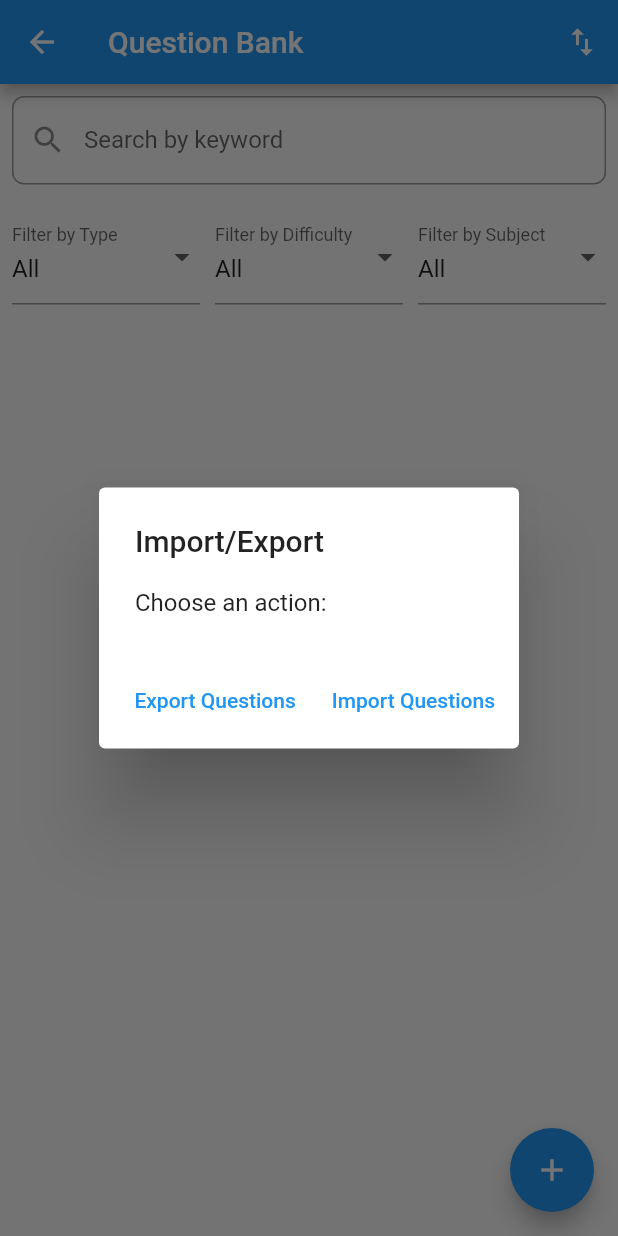
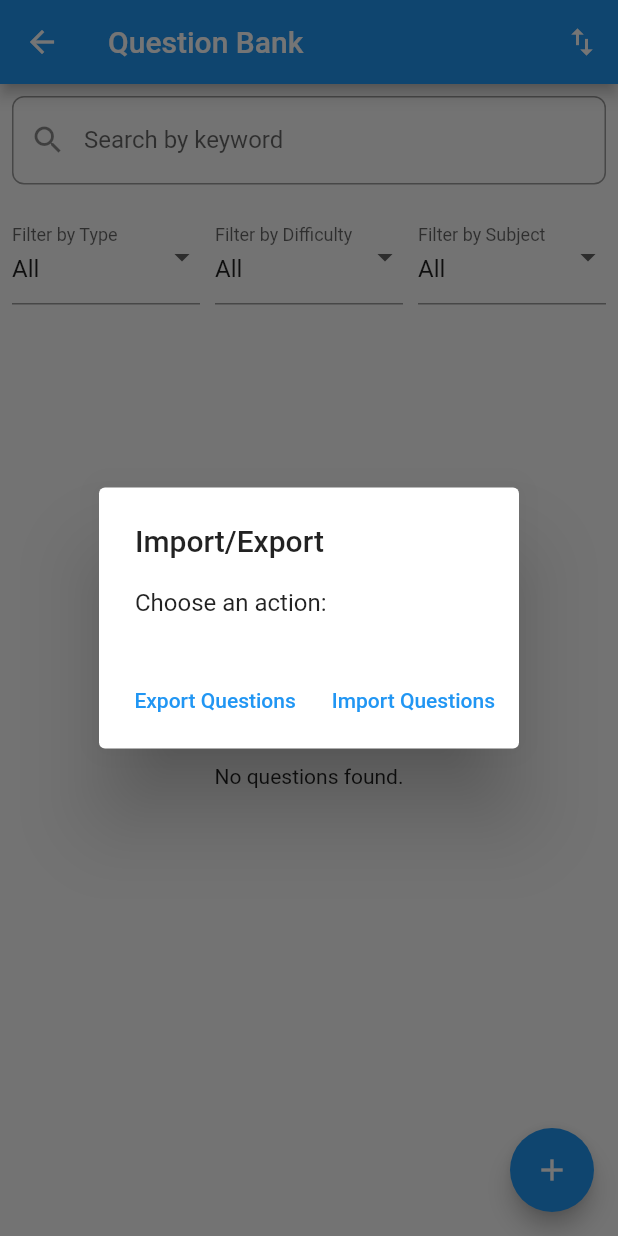
Before and after one commit to shankar64bit/managementsystem, a Flutter app: the QuestionBankPage screen opened directly with empty values, after a tap on the "import export" icon, on a phone screen of 412 x 824 dp. Run offline on Flutter 3.47's test engine with Material 2 defaults, Android fonts, the phone set to English and light mode, and no system bars; our stand-ins replace cloud_firestore, csv, file_picker, firebase_auth, firebase_core; accounts and stored records are empty.

Commit message:
fixed question bank bug

```diff
--- a/lib/screens/question_bank.dart
+++ b/lib/screens/question_bank.dart
@@ -1,17 +1,15 @@
 import 'dart:convert';
 import 'dart:io';
-
 import 'package:csv/csv.dart';
 import 'package:file_picker/file_picker.dart';
 import 'package:flutter/material.dart';
 import 'package:cloud_firestore/cloud_firestore.dart';
-import 'package:managementsystem/screens/question_edit.dart';
 import 'package:path_provider/path_provider.dart';
 import 'question_creation_page.dart';
+import 'question_edit.dart';
 
 class QuestionBankPage extends StatefulWidget {
-  final String
-      questionBankId; // Pass the questionBankId to fetch specific questions
+  final String questionBankId;
 
   QuestionBankPage({required this.questionBankId});
 
@@ -34,32 +32,7 @@ class _QuestionBankPageState extends State<QuestionBankPage> {
           IconButton(
             icon: Icon(Icons.import_export),
             onPressed: () {
-              // Show a dialog to choose between import and export
-              showDialog(
-                context: context,
-                builder: (context) {
-                  return AlertDialog(
-                    title: Text('Import/Export'),
-                    content: Text('Choose an action:'),
-                    actions: [
-                      TextButton(
-                        onPressed: () {
-                          exportQuestions();
-                          Navigator.pop(context);
-                        },
-                        child: Text('Export Questions'),
-                      ),
-                      TextButton(
-                        onPressed: () {
-                          importQuestions();
-                          Navigator.pop(context);
-                        },
-                        child: Text('Import Questions'),
-                      ),
-                    ],
-                  );
-                },
-              );
+              _showImportExportDialog();
             },
           ),
         ],
@@ -146,21 +119,11 @@ class _QuestionBankPageState extends State<QuestionBankPage> {
           ),
           Expanded(
             child: StreamBuilder<QuerySnapshot>(
-              stream: FirebaseFirestore.instance
-                  .collection('questionBanks')
-                  .doc(widget.questionBankId)
-                  .collection('questions')
-                  .where('type',
-                      isEqualTo: _selectedType != 'All' ? _selectedType : null)
-                  .where('difficulty',
-                      isEqualTo: _selectedDifficulty != 'All'
-                          ? _selectedDifficulty
-                          : null)
-                  .where('subject',
-                      isEqualTo:
-                          _selectedSubject != 'All' ? _selectedSubject : null)
-                  .snapshots(),
+              stream: _buildQuery().snapshots(),
               builder: (context, snapshot) {
+                if (snapshot.hasError) {
+                  return Center(child: Text('Error: ${snapshot.error}'));
+                }
                 if (!snapshot.hasData) {
                   return Center(child: CircularProgressIndicator());
                 }
@@ -172,6 +135,10 @@ class _QuestionBankPageState extends State<QuestionBankPage> {
                           .toLowerCase()
                           .contains(_searchQuery.toLowerCase());
                 }).toList();
+
+                if (questions.isEmpty) {
+                  return Center(child: Text('No questions found.'));
+                }
 
                 return ListView.builder(
                   itemCount: questions.length,
@@ -228,8 +195,10 @@ class _QuestionBankPageState extends State<QuestionBankPage> {
           Navigator.push(
             context,
             MaterialPageRoute(
-                builder: (context) => QuestionCreationPage(
-                    questionBankId: widget.questionBankId)),
+              builder: (context) => QuestionCreationPage(
+                questionBankId: widget.questionBankId,
+              ),
+            ),
           );
         },
         child: Icon(Icons.add),
@@ -237,8 +206,83 @@ class _QuestionBankPageState extends State<QuestionBankPage> {
     );
   }
 
+  Query _buildQuery() {
+    Query query = FirebaseFirestore.instance
+        .collection('questionBanks')
+        .doc(widget.questionBankId)
+        .collection('questions');
+
+    if (_selectedType != 'All') {
+      query = query.where('type', isEqualTo: _selectedType);
+    }
+    if (_selectedDifficulty != 'All') {
+      query = query.where('difficulty', isEqualTo: _selectedDifficulty);
+    }
+    if (_selectedSubject != 'All') {
+      query = query.where('subject', isEqualTo: _selectedSubject);
+    }
+
+    return query;
+  }
+
+  void _showImportExportDialog() {
+    showDialog(
+      context: context,
+      builder: (context) {
+        return AlertDialog(
+          title: Text('Import/Export'),
+          content: Text('Choose an action:'),
+          actions: [
+            TextButton(
+              onPressed: () {
+                exportQuestions();
+                Navigator.pop(context);
+              },
+              child: Text('Export Questions'),
+            ),
+            TextButton(
+              onPressed: () {
+                importQuestions();
+                Navigator.pop(context);
+              },
+              child: Text('Import Questions'),
+            ),
+          ],
+        );
+      },
+    );
+  }
+
   void exportQuestions() async {
-    // Implement export logic here
+    QuerySnapshot snapshot = await FirebaseFirestore.instance
+        .collection('questionBanks')
+        .doc(widget.questionBankId)
+        .collection('questions')
+        .get();
+
+    List<List<dynamic>> rows = [];
+    rows.add(['Text', 'Type', 'Difficulty', 'Subject']); // Header row
+
+    for (var question in snapshot.docs) {
+      rows.add([
+        question['text'],
+        question['type'],
+        question['difficulty'],
+        question['subject'],
+      ]);
+    }
+
+    String csv = const ListToCsvConverter().convert(rows);
+    final directory = await getApplicationDocumentsDirectory();
+    final path = '${directory.path}/questions.csv';
+    File file = File(path);
+    await file.writeAsString(csv);
+
+    // Optionally, share the file or handle it further
+    // SocialShare.shareFile(file);
+  }
+
+  void importQuestions() async {
     FilePickerResult? result = await FilePicker.platform.pickFiles(
       type: FileType.custom,
       allowedExtensions: ['csv'],
@@ -267,34 +311,4 @@ class _QuestionBankPageState extends State<QuestionBankPage> {
       }
     }
   }
-
-  void importQuestions() async {
-    // Implement import logic here
-    QuerySnapshot snapshot = await FirebaseFirestore.instance
-        .collection('questionBanks')
-        .doc(widget.questionBankId)
-        .collection('questions')
-        .get();
-
-    List<List<dynamic>> rows = [];
-    rows.add(['Text', 'Type', 'Difficulty', 'Subject']); // Header row
-
-    for (var question in snapshot.docs) {
-      rows.add([
-        question['text'],
-        question['type'],
-        question['difficulty'],
-        question['subject'],
-      ]);
-    }
-
-    String csv = const ListToCsvConverter().convert(rows);
-    final directory = await getApplicationDocumentsDirectory();
-    final path = '${directory.path}/questions.csv';
-    File file = File(path);
-    await file.writeAsString(csv);
-
-    // Optionally, share the file
-    // SocialShare.shareFile(file);
-  }
 }
```
